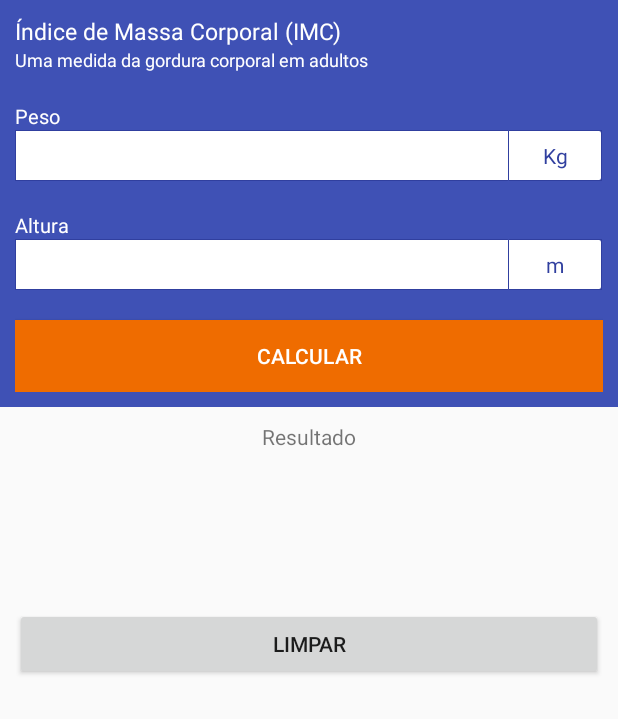
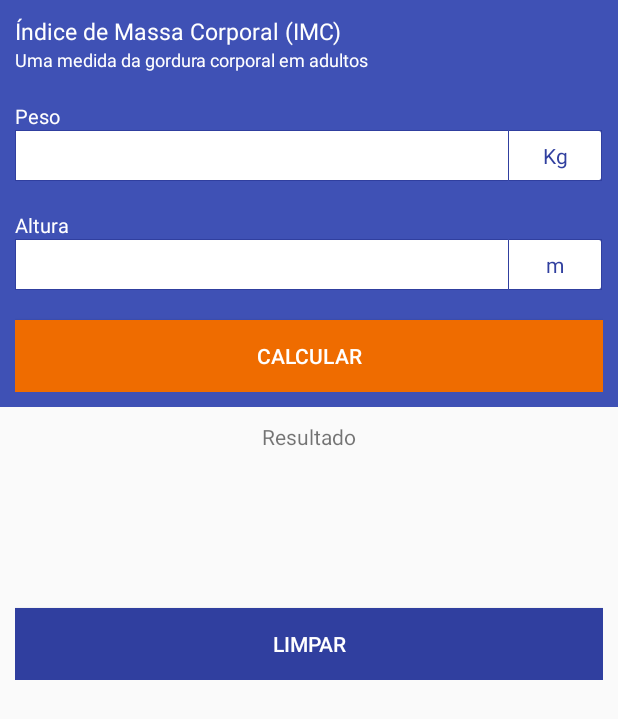
Before and after one commit to mtsgeneroso/android-imc, an Android app: the screen it shows after launch (MainActivity), on a phone screen of 412 x 824 dp. Shown: the top 719 px of the screen. Run offline under Robolectric (Android 15) with nearby library versions, the phone set to English and light mode, and no system bars.

```diff
--- a/app/src/main/res/layout/activity_main.xml
+++ b/app/src/main/res/layout/activity_main.xml
@@ -142,6 +142,7 @@
             </LinearLayout>
 
             <LinearLayout
+                android:id="@+id/layResult"
                 android:layout_width="match_parent"
                 android:layout_height="wrap_content"
                 android:orientation="vertical"
@@ -195,6 +196,8 @@
                     android:layout_width="match_parent"
                     android:layout_height="wrap_content"
                     android:layout_marginTop="20dp"
+                    android:background="@color/colorPrimaryDark"
+                    android:textColor="@color/colorWhite"
                     android:text="@string/btn_clear_label" />
 
             </LinearLayout>
```
